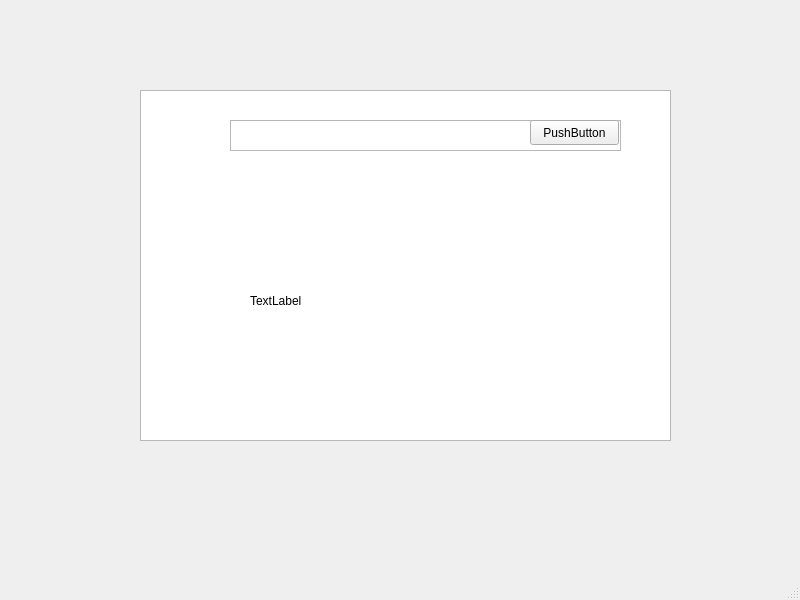
The window that mainwindow.ui (RogerNegrete/Practica8) describes before a commit, drawn with Qt 5.
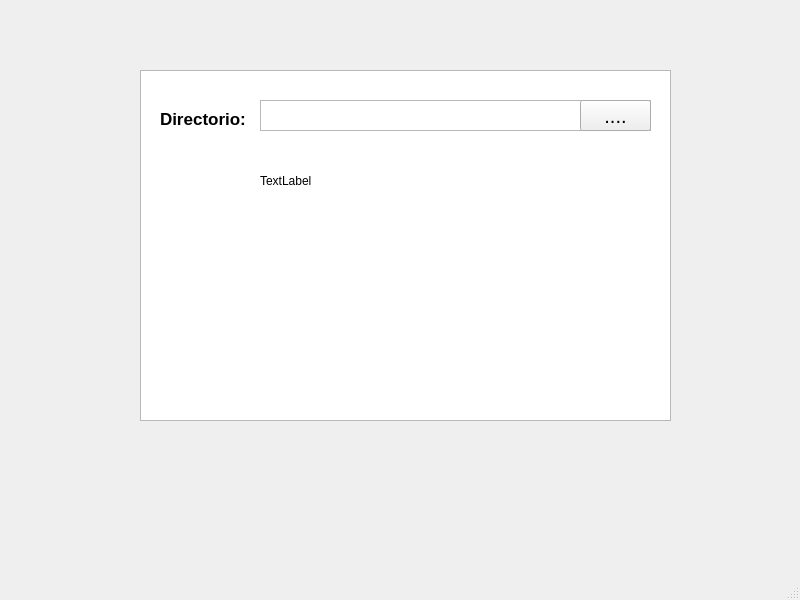
The same window after the commit.

Commit message: El directorio se muestra en el label

The edit to the form file:
```diff
--- a/mainwindow.ui
+++ b/mainwindow.ui
@@ -18,7 +18,7 @@
     <property name="geometry">
      <rect>
       <x>140</x>
-      <y>90</y>
+      <y>70</y>
       <width>531</width>
       <height>351</height>
      </rect>
@@ -27,10 +27,10 @@
    <widget class="QLabel" name="label">
     <property name="geometry">
      <rect>
-      <x>250</x>
-      <y>230</y>
+      <x>260</x>
+      <y>150</y>
       <width>331</width>
-      <height>141</height>
+      <height>61</height>
      </rect>
     </property>
     <property name="text">
@@ -40,30 +40,56 @@
    <widget class="QPushButton" name="pushButton">
     <property name="geometry">
      <rect>
-      <x>530</x>
-      <y>120</y>
-      <width>89</width>
-      <height>25</height>
+      <x>580</x>
+      <y>100</y>
+      <width>71</width>
+      <height>31</height>
      </rect>
     </property>
+    <property name="font">
+     <font>
+      <pointsize>15</pointsize>
+     </font>
+    </property>
     <property name="text">
-     <string>PushButton</string>
+     <string>....</string>
     </property>
    </widget>
    <widget class="QTextEdit" name="textEdit_2">
     <property name="geometry">
      <rect>
-      <x>230</x>
-      <y>120</y>
+      <x>260</x>
+      <y>100</y>
       <width>391</width>
       <height>31</height>
      </rect>
     </property>
    </widget>
+   <widget class="QLabel" name="label_2">
+    <property name="geometry">
+     <rect>
+      <x>160</x>
+      <y>110</y>
+      <width>91</width>
+      <height>17</height>
+     </rect>
+    </property>
+    <property name="font">
+     <font>
+      <pointsize>13</pointsize>
+      <weight>75</weight>
+      <bold>true</bold>
+     </font>
+    </property>
+    <property name="text">
+     <string>Directorio:</string>
+    </property>
+   </widget>
    <zorder>textEdit</zorder>
    <zorder>label</zorder>
    <zorder>textEdit_2</zorder>
    <zorder>pushButton</zorder>
+   <zorder>label_2</zorder>
   </widget>
   <widget class="QMenuBar" name="menubar">
    <property name="geometry">
```
The commit also changes 2 other files.
